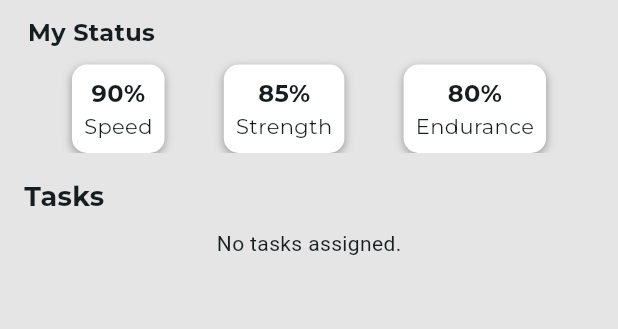
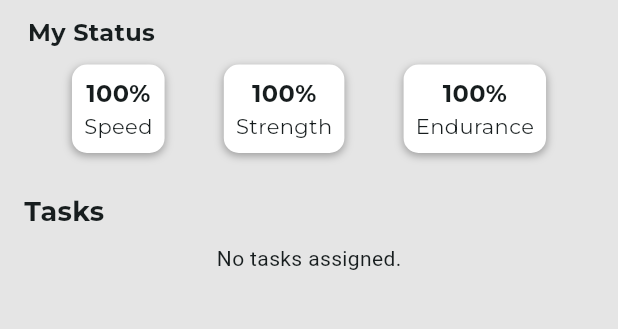
Before and after one commit to kirkmatic/CITCS-Basketball-Training-App, a Flutter app: the PlayersPageWidget screen opened by its route, on a phone screen of 412 x 824 dp, the part 90-419 px from its top. Run offline on Flutter 3.47's test engine with Material 3 defaults, Android fonts, the light colour scheme and no system bars; our stand-ins replace cloud_firestore, file_picker, firebase_auth, firebase_core, firebase_storage, google_fonts and 1 more; missing offline and left inert: dart:html; accounts and stored records are empty.

Commit message:
added view stats

```diff
--- a/citcs_training_app/lib/screens/players_screen.dart
+++ b/citcs_training_app/lib/screens/players_screen.dart
@@ -23,6 +23,10 @@
   File? _selectedMobileVideo; // For mobile file handling
   Uint8List? _selectedWebVideo; // For web handling
 
+  int speed = 100;
+  int strength = 100;
+  int endurance = 100;
+
   static const Color primaryColor = Color(0xFF450100);
   static const Color backgroundColor = Color(0xFFE5E5E5);
   static const Color whiteColor = Colors.white;
@@ -31,6 +35,7 @@
   void initState() {
     super.initState();
     _fetchPlayerName();
+    _fetchPlayerStats(); // Fetch stats on initialization
     _fetchPlayerTasks(); // Fetch tasks on initialization
   }
 
@@ -51,6 +56,26 @@
       }
     } catch (e) {
       print('Error fetching player name: $e');
+    }
+  }
+
+Future<void> _fetchPlayerStats() async {
+    final user = FirebaseAuth.instance.currentUser;
+    if (user != null) {
+      final statsDoc = await FirebaseFirestore.instance
+          .collection('users')
+          .doc(user.uid)
+          .collection('stats')
+          .doc('statsId') // Change to the correct document ID or fetch dynamically
+          .get();
+
+      if (statsDoc.exists) {
+        setState(() {
+          speed = statsDoc['speed'] ?? 100;
+          strength = statsDoc['strength'] ?? 100;
+          endurance = statsDoc['endurance'] ?? 100;
+        });
+      }
     }
   }
 
@@ -339,7 +364,7 @@
       width: double.infinity,
       color: backgroundColor,
       child: Padding(
-      padding: const EdgeInsetsDirectional.fromSTEB(8.5, 0, 8.5, 0),
+        padding: const EdgeInsetsDirectional.fromSTEB(8.5, 0, 8.5, 10),
         child: Column(
           mainAxisSize: MainAxisSize.min,
           children: [
@@ -360,9 +385,9 @@
               mainAxisSize: MainAxisSize.max,
               mainAxisAlignment: MainAxisAlignment.spaceEvenly,
               children: [
-              _buildStatusContainer('90%', 'Speed'),
-              _buildStatusContainer('85%', 'Strength'),
-              _buildStatusContainer('80%', 'Endurance'),
+                _buildStatusContainer('$speed%', 'Speed'),
+                _buildStatusContainer('$strength%', 'Strength'),
+                _buildStatusContainer('$endurance%', 'Endurance'),
               ],
             ),
           ],
@@ -543,6 +568,7 @@
   }
 }
 
+
 Widget _buildStatusContainer(String value, String label) {
     return Container(
       padding: const EdgeInsets.all(8.0),
```
Also changed, not shown: citcs_training_app/lib/screens/coach_screen.dart (+115 -0 lines). Lines whose indentation alone changed are shown as unchanged.
